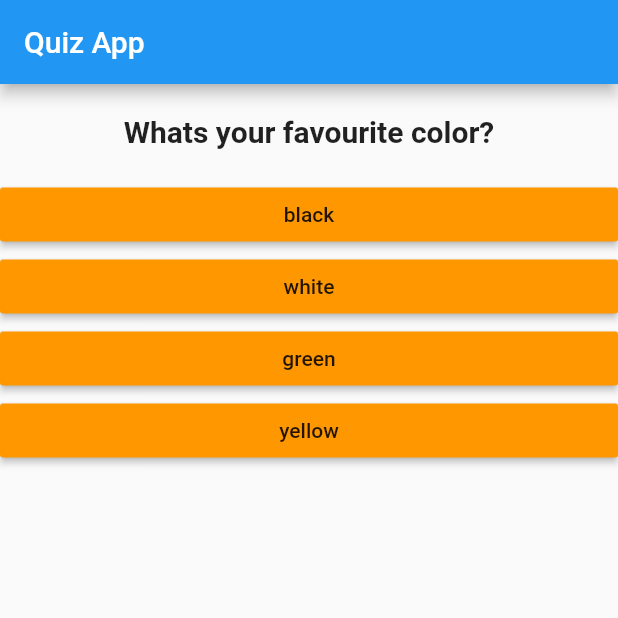
After one commit to saurabhgrewal718/Flutter-Quiz-App, a Flutter app: the screen it shows after launch, on a phone screen of 412 x 824 dp, the top half of it. The commit adds this screen. Run offline on Flutter 3.47's test engine with Material 2 defaults, Android fonts, the phone set to English and light mode, and no system bars.

Commit message:
clean code seperated fies into smaller widget

```diff
--- a/lib/main.dart
+++ b/lib/main.dart
@@ -1,4 +1,5 @@
 import 'package:flutter/material.dart';
+import 'package:quiz_app/quiz.dart';
 
 import './question.dart';
 import './answer.dart';
@@ -14,7 +15,7 @@ class MyApp extends StatefulWidget {
 }
 
 class _MyAppState extends State<MyApp> {
-      final questions = const [
+      final _questions = const [
       {
         'questionText':'Whats your favourite color?',
         'answer':['black','white','green','yellow']
@@ -36,7 +37,7 @@ class _MyAppState extends State<MyApp> {
   var _questionNumber=0;
 
   void _answerquestion(){
-    if(_questionNumber>questions.length){
+    if(_questionNumber>_questions.length){
       print("I Have More Questions");
     }
     setState(() {
@@ -50,13 +51,15 @@ class _MyAppState extends State<MyApp> {
     return MaterialApp(
       home:Scaffold(
       appBar: AppBar(title:Text('Quiz App')),
-      body: _questionNumber<questions.length ? Column(children: <Widget>[
-        Question(questions[_questionNumber]['questionText']),
-        ...(questions[_questionNumber]['answer'] as List<String>).map((answer){
-          return Answer(_answerquestion,answer);
-        }).toList(),
-      ],
-     ): Sucess(),
+      body: _questionNumber<_questions.length
+         ?
+          Quiz(
+          answerQuestion:_answerquestion,
+          questions:_questions,
+          questionNumber:_questionNumber
+          )
+         :
+          Sucess(),
     ),
     );
   }
--- /dev/null
+++ b/lib/quiz.dart
@@ -0,0 +1,24 @@
+import 'package:flutter/material.dart';
+
+import './answer.dart';
+import './question.dart';
+
+class Quiz extends StatelessWidget {
+
+  final Function answerQuestion;
+  final List<Map<String,Object>> questions;
+  final int questionNumber;
+
+  Quiz({@required this.answerQuestion,@required this.questions,@required this.questionNumber});
+
+  @override
+  Widget build(BuildContext context) {
+    return Column(children: <Widget>[
+        Question(questions[questionNumber]['questionText']),
+        ...(questions[questionNumber]['answer'] as List<String>).map((answer){
+          return Answer(answerQuestion,answer);
+        }).toList(),
+      ],
+     );
+  }
+}
```
